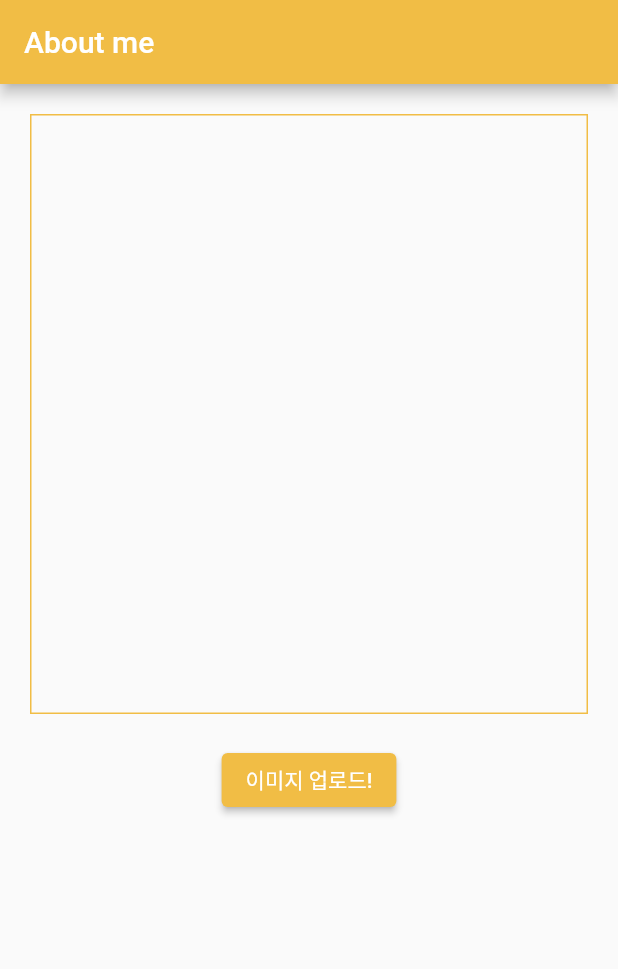
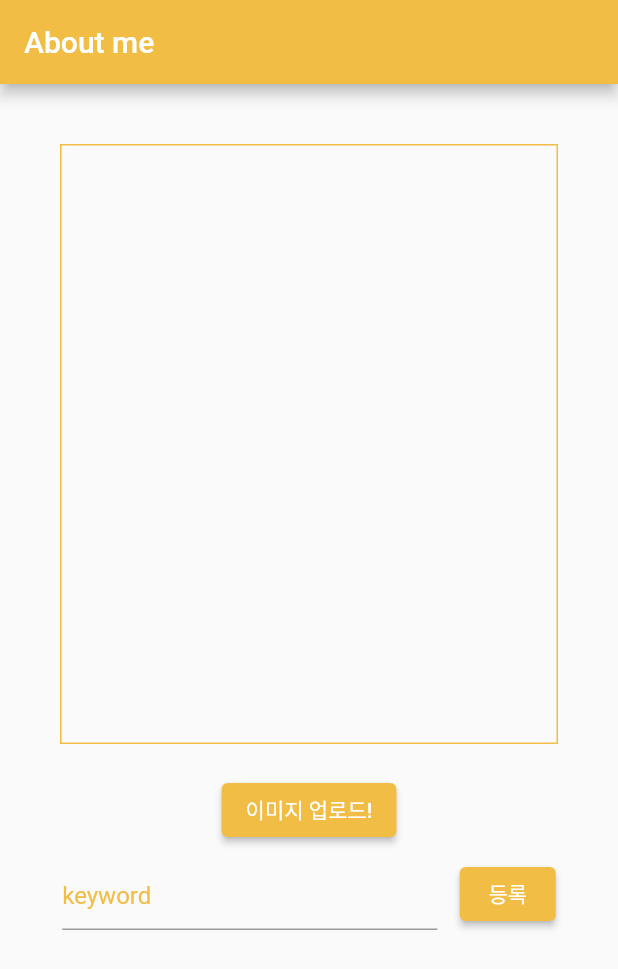
Before and after one commit to amyGwak/flutter_advanced, a Flutter app: the screen it shows after launch, on a phone screen of 412 x 824 dp. Shown: the top 969 px of the screen. Run offline on Flutter 3.47's test engine with Material 2 defaults, Android fonts, the phone set to English and light mode, and no system bars; our stand-ins replace get, image_picker.

Commit message:
:sparkles: [feat] canvas 코드 추가 및 list 변경중

```diff
--- a/lib/aboutMe.dart
+++ /dev/null
@@ -1,20 +0,0 @@
-import 'package:flutter/material.dart';
-
-import 'image/myImageUpload.dart';
-import 'input/inputBox.dart';
-
-
-class AboutMe extends StatelessWidget {
-  const AboutMe({super.key});
-
-  @override
-  Widget build(BuildContext context) {
-    return Column(
-      children: <Widget>[
-        MyImageUpload(),
-        InputBox()
-      ]
-
-    );
-  }
-}
--- /dev/null
+++ b/lib/about_me.dart
@@ -0,0 +1,31 @@
+import 'package:flutter/material.dart';
+import 'image/image_upload.dart';
+import 'input/input_box.dart';
+import 'keyword/keyword_draw.dart';
+import 'keyword/keyword_list.dart';
+
+
+class AboutMe extends StatelessWidget {
+  const AboutMe({super.key});
+
+  @override
+  Widget build(BuildContext context) {
+    return Scaffold(
+      resizeToAvoidBottomInset: false,
+      body: SingleChildScrollView(
+        scrollDirection: Axis.vertical,
+        child: Padding(
+          padding: const EdgeInsets.all(20.0),
+          child: Column(
+              children: const <Widget>[
+                MyImageUpload(),
+                InputBox(),
+                KeywordDraw(),
+                // KeywordList(),
+              ]
+          ),
+        ),
+      )
+    );
+  }
+}
--- a/lib/image/myImageUpload.dart
+++ b/lib/image/image_upload.dart
@@ -3,7 +3,7 @@ import 'package:flutter/material.dart';
 import 'package:get/get.dart';
 import 'dart:io';
 import '../color.dart';
-import 'imageController.dart';
+import 'image_controller.dart';
 
 
 class MyImageUpload extends StatelessWidget {
--- /dev/null
+++ b/lib/input/input_box.dart
@@ -0,0 +1,61 @@
+import 'package:flutter/cupertino.dart';
+import 'package:flutter/material.dart';
+import 'package:get/get.dart';
+import '../color.dart';
+import 'input_controller.dart';
+
+class InputBox extends StatelessWidget {
+  const InputBox({super.key});
+
+  @override
+  Widget build(BuildContext context) {
+    return GetBuilder(
+      init: InputController(),
+      builder: (InputController controller) {
+        return GestureDetector(
+          onTap: () => FocusScope.of(context).unfocus(),
+          child: Column(
+            children: [
+              Padding(
+                padding: const EdgeInsets.only(top: 8.0),
+                child: Row(
+                  mainAxisAlignment: MainAxisAlignment.center,
+                  crossAxisAlignment: CrossAxisAlignment.end,
+                  children: [
+                    Container(
+                      margin: EdgeInsets.only(right: 15),
+                      width: 250,
+                      height: 45,
+                      child: TextField(
+                          decoration: InputDecoration(
+                            labelText: 'keyword',
+                            labelStyle: TextStyle(color: ColorTheme.main),
+                            focusedBorder: OutlineInputBorder(
+                                borderSide: BorderSide(width: 1, color: ColorTheme.main)
+                            ),
+                          ),
+                          controller: controller.textController
+                      ),
+                    ),
+                    ElevatedButton(
+                          style: ElevatedButton.styleFrom(
+                            backgroundColor: ColorTheme.main,
+                          ),
+                          onPressed: (){
+                            // painter 그려야 하는 시점
+                            controller.getKeyword();
+                          },
+                          child: const Text("등록")
+                      ),
+                  ]
+                ),
+              )
+
+            ]
+          ),
+        );
+      }
+    );
+  }
+
+}
--- /dev/null
+++ b/lib/input/input_controller.dart
@@ -0,0 +1,57 @@
+import 'package:flutter/cupertino.dart';
+import 'package:get/get.dart';
+
+
+class WordType {
+  final String cardText;
+  final Size textLength;
+  bool? isClick = false;
+  double? xPos = 0;
+  double? yPos = 0;
+
+  WordType({
+    required this.cardText,
+    required this.textLength,
+    this.isClick,
+    this.xPos,
+    this.yPos,
+  });
+}
+
+class KeywordObj {
+  final int id;
+  final String text;
+
+  KeywordObj({
+    required this.id,
+    required this.text,
+  });
+}
+
+class InputController extends GetxController {
+  static InputController get to => Get.find<InputController>();
+
+
+  final textController = TextEditingController();
+  RxString keyword = "".obs;
+  RxList<KeywordObj> keywordList = <KeywordObj>[].obs;
+
+
+  getKeyword () {
+    keyword.value = textController.text;
+
+    keywordList.add(
+        KeywordObj(
+          text: keyword.value,
+          id: keywordList.length + 1
+      )
+    );
+
+    textController.clear();
+    keyword.value = "";
+    update();
+  }
+
+
+
+}
--- /dev/null
+++ b/lib/keyword/keyword_draw.dart
@@ -0,0 +1,68 @@
+import 'package:flutter/cupertino.dart';
+import 'package:get/get.dart';
+import '../input/input_controller.dart';
+
+class KeywordDraw extends StatelessWidget {
+  const KeywordDraw({super.key});
+
+  @override
+  Widget build(BuildContext context) {
+    final controller = Get.find<InputController>();
+    return SizedBox(
+      width: 300,
+      height: 300,
+      child: SingleChildScrollView(
+        child: Obx(() =>
+            Wrap(
+                direction: Axis.horizontal,
+                alignment: WrapAlignment.start,
+                spacing: 5,
+                children: <Widget>[
+                  ...controller.keywordList.map((KeywordObj keyObj) =>
+                      CustomPaint(
+                        painter: KeywordPainter(text: keyObj.text),
+                        child: Container()
+                        // child: Padding(
+                        //   padding: const EdgeInsets.only(top: 10.0),
+                        //   child: Container(
+                        //     padding: const EdgeInsets.only(left: 20, right: 20, top: 5),
+                        //     height: 30,
+                        //     decoration: BoxDecoration(
+                        //       border: Border.all(
+                        //         color: ColorTheme.main,
+                        //       ),
+                        //       borderRadius: BorderRadius.circular(8.0),
+                        //     ),
+                        //   ),
+                        // ),
+                      ),
+                  )
+                ]
+            )
+        ),
+      ),
+
+    );
+  }
+}
+
+
+class KeywordPainter extends CustomPainter {
+
+  KeywordPainter({
+    required this.text,
+  });
+
+  String text;
+
+  @override
+  void paint(Canvas canvas, Size size) {
+
+  }
+
+  @override
+  bool shouldRepaint(covariant CustomPainter oldDelegate) => true;
+
+
+
+}
--- a/lib/main.dart
+++ b/lib/main.dart
@@ -1,6 +1,6 @@
 import 'package:flutter/material.dart';
 import 'package:get/get.dart';
-import './aboutMe.dart';
+import './about_me.dart';
 import 'color.dart';
 
 
```
Also changed, not shown: lib/draw/main_canvas.dart (added, +155 -0 lines), lib/input/inputBox.dart (deleted, +0 -17 lines), lib/keyword/keyword_list.dart (added, +46 -0 lines), lib/image/image_controller.dart (renamed from lib/image/imageController.dart), lib/keyword/keyword_controller.dart (added), pubspec.lock, 2 other files.
